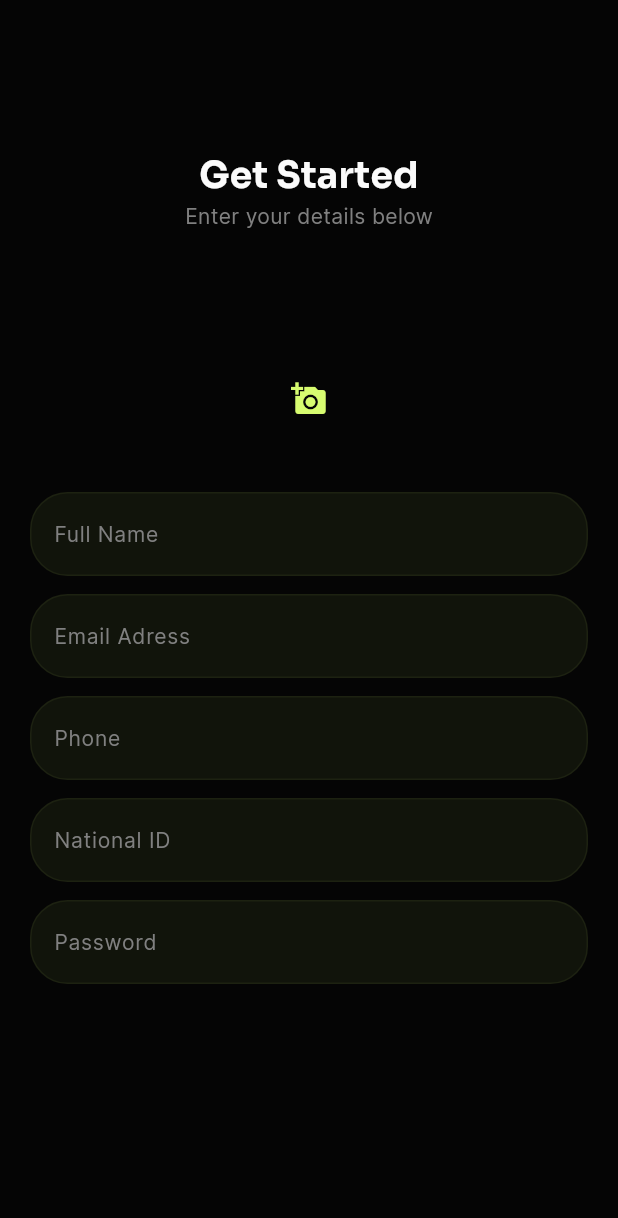
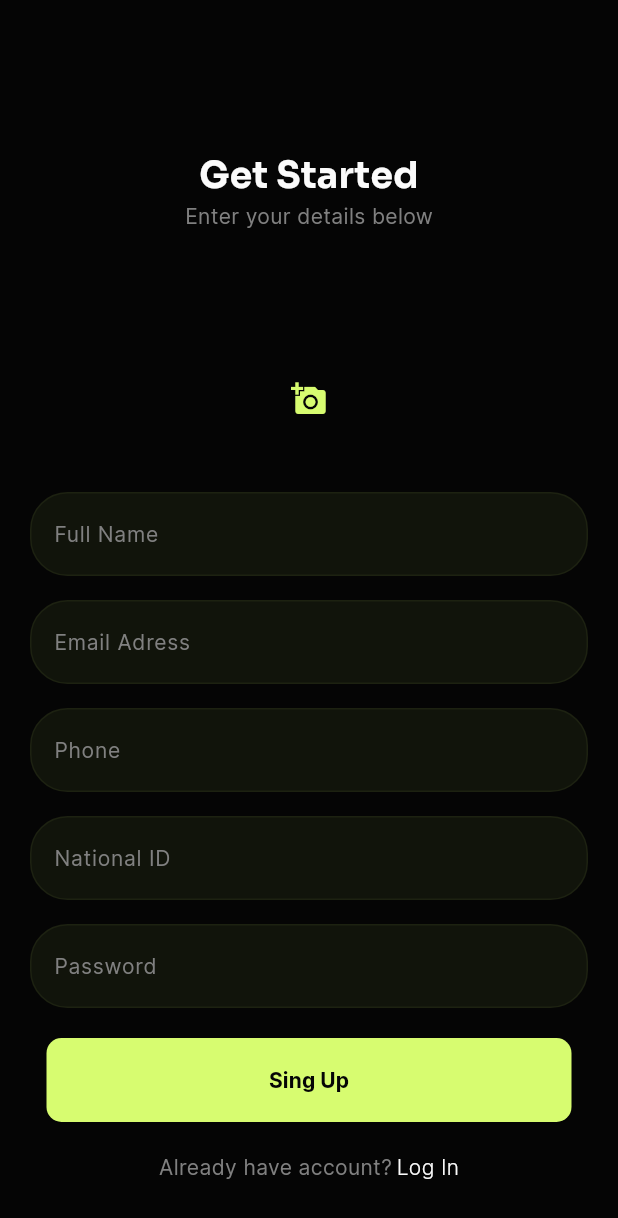
Before and after one commit to ahmdZhran/e-commerce, a Flutter app: the SignUpViwe screen opened by its route, on a phone screen of 412 x 824 dp. Shown: the top 1218 px of the screen. Run offline on Flutter 3.47's test engine with Material 3 defaults, Android fonts, the phone set to English and light mode, and no system bars; our stand-ins replace flutter_svg, get_it, go_router, shared_preferences, smooth_page_indicator; accounts and stored records are empty.

Commit message:
add custom button & already have account widget

```diff
--- a/lib/features/auth/presentation/view/sing_up._view.dart
+++ b/lib/features/auth/presentation/view/sing_up._view.dart
@@ -34,7 +34,7 @@ class SignUpViwe extends StatelessWidget {
           ),
           SliverToBoxAdapter(
             child: CustomSigningFormWidget(),
-          )
+          ),
         ],
       ),
     );
--- a/lib/features/auth/presentation/widgets/custom_form_widget.dart
+++ b/lib/features/auth/presentation/widgets/custom_form_widget.dart
@@ -1,5 +1,9 @@
+import 'package:e_commerce/core/functions/navigation_method.dart';
 import 'package:e_commerce/core/utls/app_strings.dart';
+import 'package:e_commerce/core/utls/texts_style.dart';
+import 'package:e_commerce/core/widgets/custom_button.dart';
 import 'package:e_commerce/features/auth/presentation/widgets/custom_text_form_field.dart';
+import 'package:e_commerce/features/onboarding/presentaion/widgets/already_have_account.dart';
 import 'package:flutter/material.dart';
 
 class CustomSigningFormWidget extends StatelessWidget {
@@ -7,18 +11,29 @@ class CustomSigningFormWidget extends StatelessWidget {
 
   @override
   Widget build(BuildContext context) {
-    return const Form(
+    return Form(
       child: Column(children: [
-        CustomTextFomField(lableText: AppStrigns.fullName),
-        SizedBox(height: 12),
-        CustomTextFomField(lableText: AppStrigns.emailAdress),
-        SizedBox(height: 12),
-        CustomTextFomField(lableText: AppStrigns.phone),
-        SizedBox(height: 12),
-        CustomTextFomField(lableText: AppStrigns.nationalId),
-        SizedBox(height: 12),
-        CustomTextFomField(lableText: AppStrigns.password),
-        SizedBox(height: 15),
+        const CustomTextFomField(lableText: AppStrigns.fullName),
+        const SizedBox(height: 16),
+        const CustomTextFomField(lableText: AppStrigns.emailAdress),
+        const SizedBox(height: 16),
+        const CustomTextFomField(lableText: AppStrigns.phone),
+        const SizedBox(height: 16),
+        const CustomTextFomField(lableText: AppStrigns.nationalId),
+        const SizedBox(height: 16),
+        const CustomTextFomField(lableText: AppStrigns.password),
+        const SizedBox(height: 20),
+        CustomButton(
+          onPressed: () {},
+          text: Text(
+            AppStrigns.signUp,
+            style: CustomTextStyle.semiBold16,
+          ),
+        ),
+        const SizedBox(height: 20),
+        AlreadyHaveAccountWidget(onTap: () {
+          customNavigation(context, '/SignIn');
+        })
       ]),
     );
   }
```
